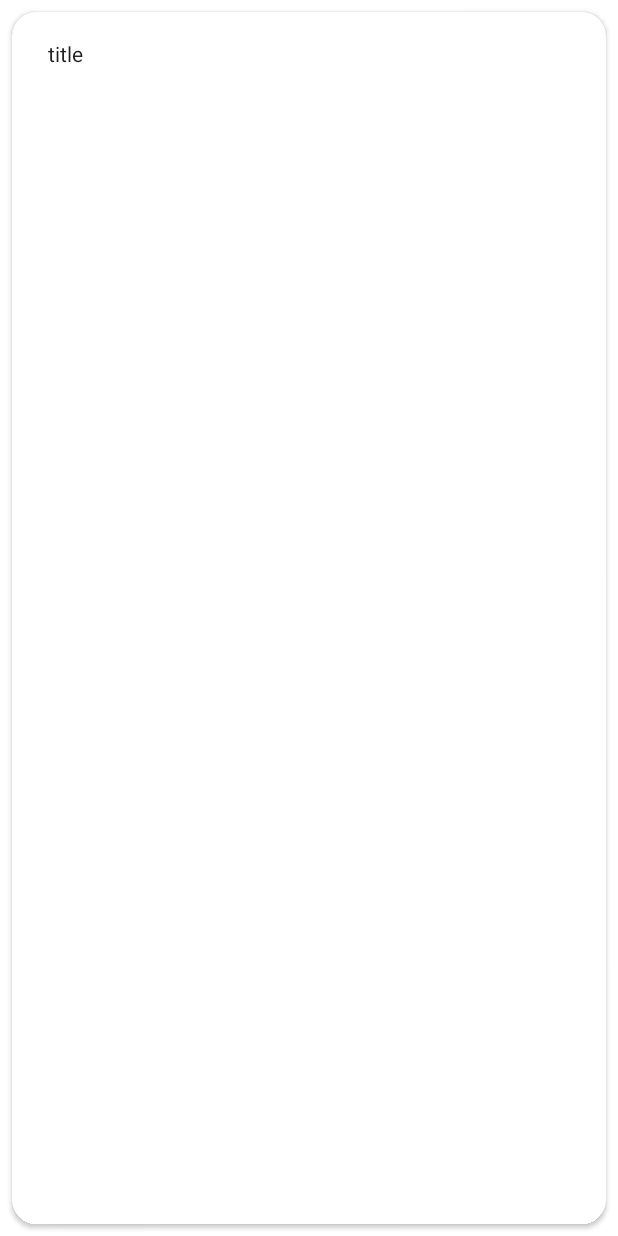
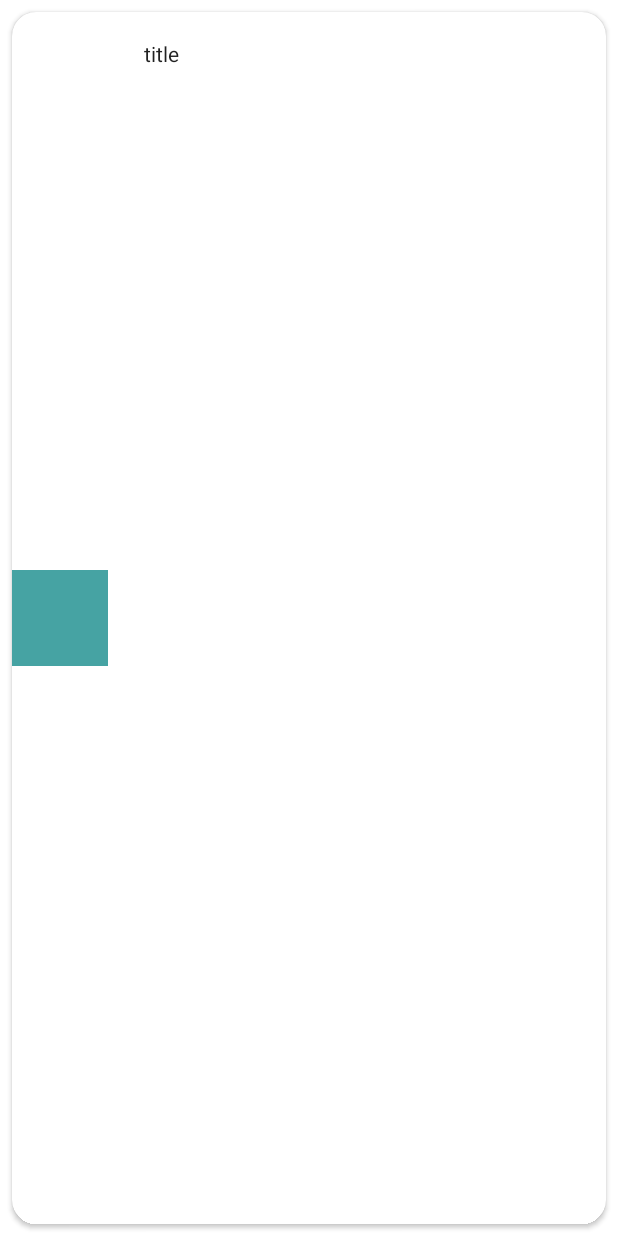
Before and after one commit to GMargherini/NotesCategories, an Android app: the layout layout_row_item.xml on its own in the app's theme, with its tools: preview values and no code run, on a phone screen of 412 x 824 dp. Run offline under Robolectric (Android 15) with nearby library versions, the phone set to English and light mode, and no system bars.

Commit message:
implemented images

```diff
--- a/app/build.gradle
+++ b/app/build.gradle
@@ -1,7 +1,9 @@
+
 plugins {
     id 'com.android.application'
     id 'org.jetbrains.kotlin.android'
 }
+
 
 android {
     compileSdk 32
--- a/app/src/main/AndroidManifest.xml
+++ b/app/src/main/AndroidManifest.xml
@@ -2,7 +2,6 @@
 <manifest xmlns:android="http://schemas.android.com/apk/res/android"
     xmlns:tools="http://schemas.android.com/tools"
     package="it.uninsubria.gmargherini.notescategories">
-
     <application
         android:allowBackup="true"
         android:dataExtractionRules="@xml/data_extraction_rules"
--- a/app/src/main/res/layout/activity_main.xml
+++ b/app/src/main/res/layout/activity_main.xml
@@ -4,7 +4,8 @@
     xmlns:tools="http://schemas.android.com/tools"
     android:layout_width="match_parent"
     android:layout_height="match_parent"
-    tools:context=".MainActivity">
+    tools:context=".MainActivity"
+    android:background="@color/white">
 
     <HorizontalScrollView
         android:id="@+id/horizontal_scroll_view"
--- a/app/src/main/res/layout/layout_row_item.xml
+++ b/app/src/main/res/layout/layout_row_item.xml
@@ -15,9 +15,22 @@
         app:layout_constraintStart_toStartOf="parent"
         app:layout_constraintTop_toTopOf="parent"
         app:layout_constraintVertical_bias="1.0">
+
         <androidx.constraintlayout.widget.ConstraintLayout
             android:layout_width="match_parent"
             android:layout_height="match_parent">
+
+            <ImageView
+                android:id="@+id/image_view"
+                android:layout_width="64dp"
+                android:layout_height="64dp"
+                android:padding="8dp"
+                android:background="@color/teal_light"
+                app:layout_constraintStart_toStartOf="parent"
+                app:layout_constraintEnd_toStartOf="@+id/tv_title"
+                app:layout_constraintTop_toTopOf="parent"
+                app:layout_constraintBottom_toBottomOf="parent"/>
+
             <TextView
                 android:id="@+id/tv_title"
                 android:layout_width="wrap_content"
@@ -25,20 +38,11 @@
                 android:text="title"
                 style="@style/MaterialAlertDialog.Material3.Title.Panel"
                 app:layout_constraintTop_toTopOf="parent"
-                app:layout_constraintStart_toStartOf="parent"/>
-
-            <ImageView
-                android:id="@+id/image_view"
-                android:layout_width="wrap_content"
-                android:layout_height="match_parent"
-                app:layout_constraintStart_toStartOf="parent"
-                app:layout_constraintEnd_toStartOf="@+id/tv_text"
-                app:layout_constraintTop_toBottomOf="@+id/tv_title"
-                app:layout_constraintBottom_toBottomOf="parent"/>
+                app:layout_constraintStart_toEndOf="@+id/image_view"/>
 
             <TextView
                 android:id="@+id/tv_text"
-                android:layout_width="match_parent"
+                android:layout_width="wrap_content"
                 android:layout_height="wrap_content"
                 android:ellipsize="end"
                 android:maxLines="1"
@@ -47,7 +51,5 @@
                 app:layout_constraintStart_toEndOf="@+id/image_view"
                 app:layout_constraintBottom_toBottomOf="parent"/>
         </androidx.constraintlayout.widget.ConstraintLayout>
-
-
     </androidx.cardview.widget.CardView>
 </androidx.constraintlayout.widget.ConstraintLayout>
```
Also changed, not shown: app/src/main/java/it/uninsubria/gmargherini/notescategories/EditorActivity.kt (+22 -15 lines), app/src/main/java/it/uninsubria/gmargherini/notescategories/MainActivity.kt (+6 -3 lines), app/src/main/java/it/uninsubria/gmargherini/notescategories/NotesListAdapter.kt (+5 -4 lines), app/src/main/res/layout/activity_editor.xml (+44 -22 lines), gradle.properties (line endings or trailing spaces).
